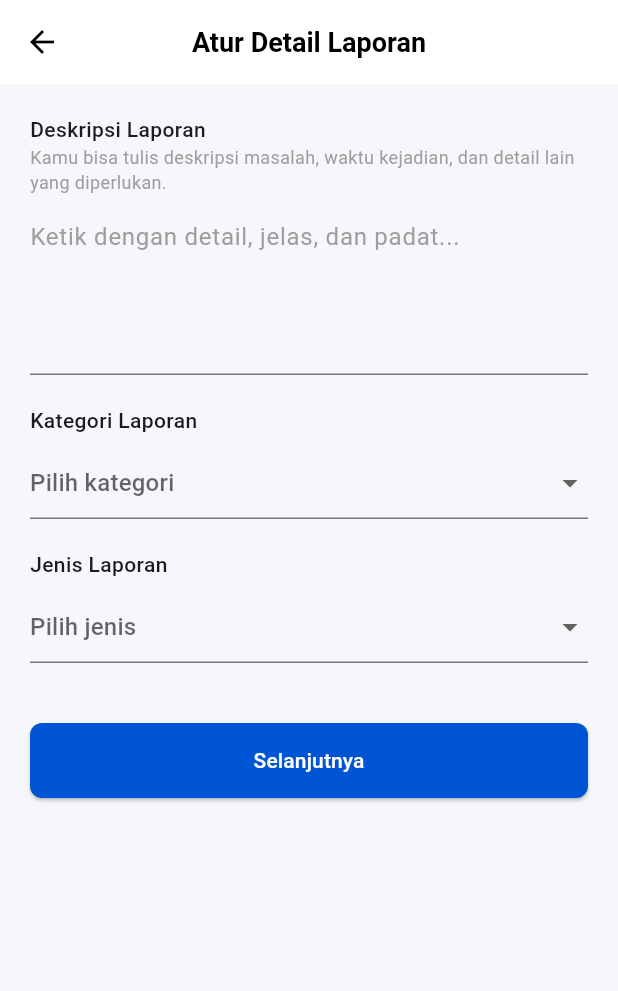
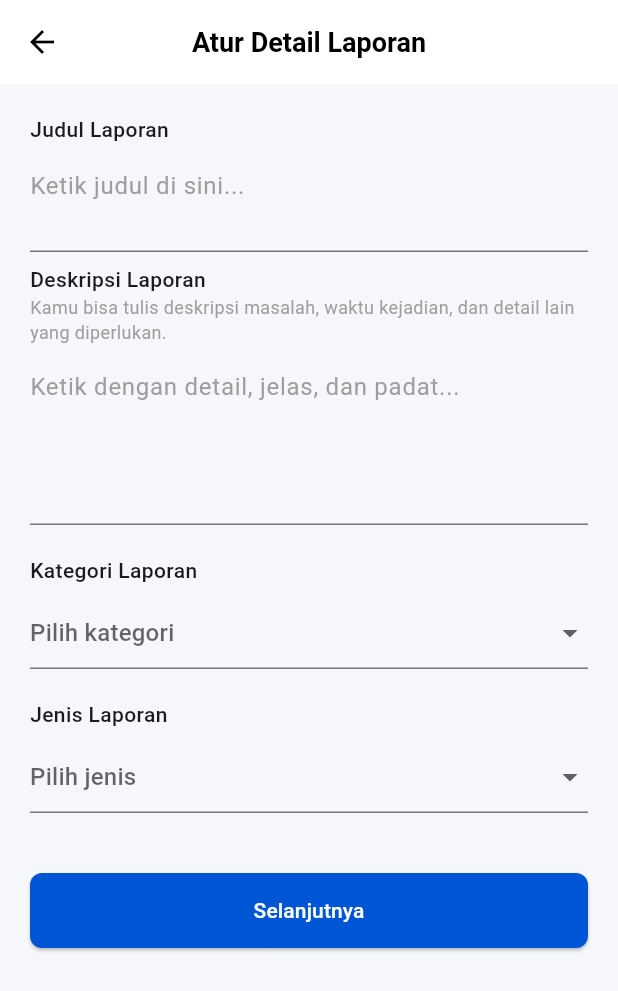
Before and after one commit to SaidaMuthia/LaporKi, a Flutter app: the SetDetailsPage screen opened directly, on a phone screen of 412 x 824 dp. Shown: the top 991 px of the screen. Run offline on Flutter 3.47's test engine with Material 3 defaults, Android fonts, the phone set to English and light mode, and no system bars; our stand-ins replace firebase_auth, firebase_core; accounts and stored records are empty; network calls fail.

Commit message:
add judul laporan in report flow

```diff
--- a/lib/user/report_flow.dart
+++ b/lib/user/report_flow.dart
@@ -375,6 +375,16 @@ class SetDetailsPage extends StatelessWidget {
         child: Column(
           crossAxisAlignment: CrossAxisAlignment.start,
           children: [
+            const Text("Judul Laporan", style: TextStyle(fontWeight: FontWeight.w500)),
+            const SizedBox(height: 8),
+            TextField(
+              maxLines: 2,
+              decoration: const InputDecoration(
+                hintText: "Ketik judul di sini...",
+                hintStyle: TextStyle(color: Colors.grey),
+              ),
+            ),
+            const SizedBox(height: 8),
             const Text("Deskripsi Laporan", style: TextStyle(fontWeight: FontWeight.w500)),
             const Text("Kamu bisa tulis deskripsi masalah, waktu kejadian, dan detail lain yang diperlukan.",
               style: TextStyle(fontSize: 12, color: Colors.grey)),
@@ -468,6 +478,7 @@ class ReviewReportPage extends StatelessWidget {
             const SizedBox(height: 20),
 
             // Item-item Review
+            _buildReviewItem("Judul Laporan", "Jalan Berlubang Parah di Depan SMA 8 Gowa"),
             _buildReviewItem("Lokasi Laporan", "Jl. Malino No.Km.6, Romang Lompoa, Kec. Bontomarannu, Kabupaten Gowa, Sulawesi Selatan 92171, Indonesia"),
             _buildReviewItem("Detail Lokasi Laporan", "Trotoar di depan Balai Kota"),
             _buildReviewItem("Deskripsi Laporan", "Jalan berlubang cukup dalam di depan Toko Sinar Jaya, menyebabkan kendaraan sering melambat dan hampir terjadi kecelakaan. Mohon segera dilakukan perbaikan sebelum menimbulkan bahaya lebih besar."),
```
